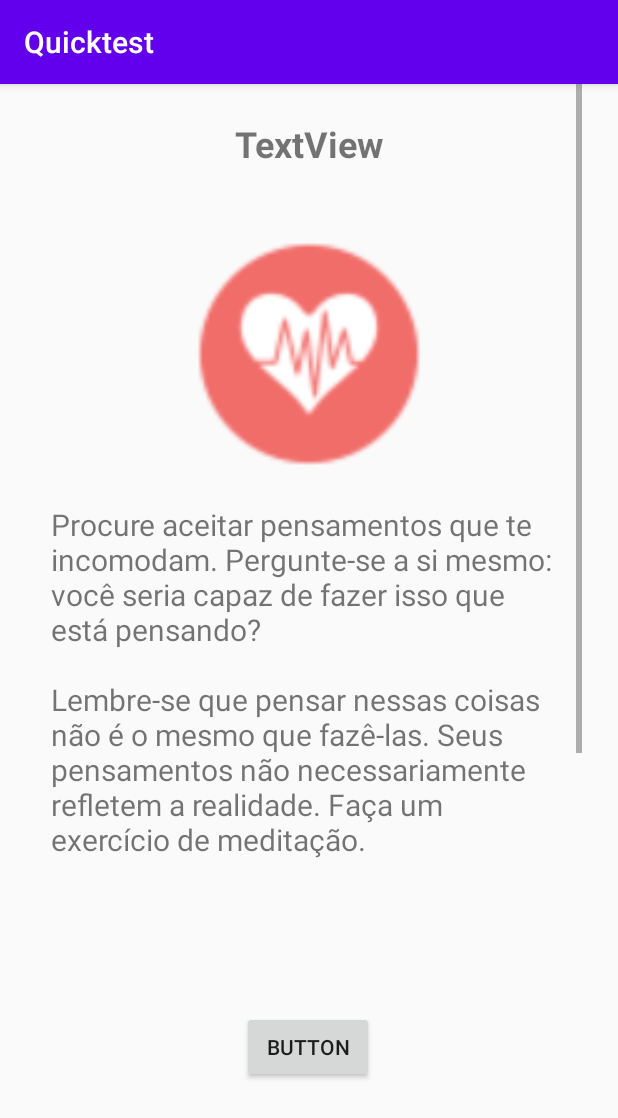
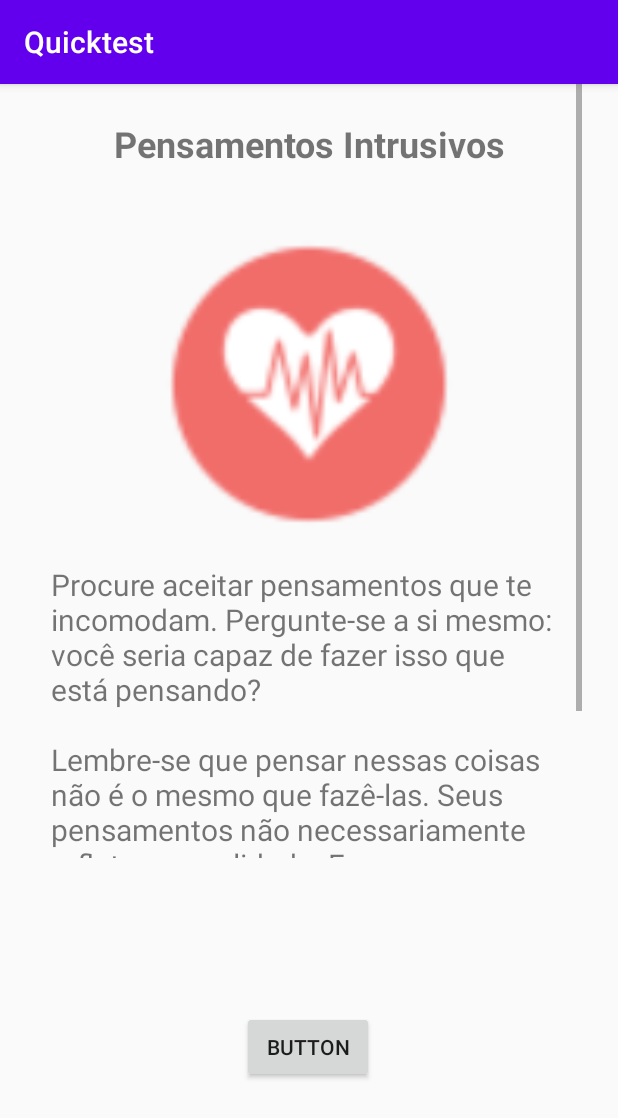
Before and after one commit to arturtres3/Apoio-Psicologico-IHC, an Android app: the HelpNowFirstPage screen opened directly, with no data from a screen before it, after a tap on "PRÓXIMO", on a phone screen of 412 x 824 dp. Shown: the top 1118 px of the screen. Run offline under Robolectric (Android 15) with nearby library versions, the phone set to English and light mode, and no system bars.

Commit message:
Conteudo da pagina de resultados

```diff
--- a/Quicktest/app/src/main/java/com/example/quicktest/HelpNowFirstPage.java
+++ b/Quicktest/app/src/main/java/com/example/quicktest/HelpNowFirstPage.java
@@ -6,7 +6,6 @@ import android.content.Intent;
 import android.os.Bundle;
 import android.widget.Button;
 import android.widget.SeekBar;
-import android.widget.Toast;
 
 public class HelpNowFirstPage extends AppCompatActivity {
 
@@ -33,8 +32,8 @@ public class HelpNowFirstPage extends AppCompatActivity {
             }
 
             public void onStopTrackingTouch(SeekBar seekBar) {
-                Toast.makeText(HelpNowFirstPage.this, "Seek bar progress is :" + progressChangedValue[0],
-                        Toast.LENGTH_SHORT).show();
+                /*Toast.makeText(HelpNowFirstPage.this, "Seek bar progress is :" + progressChangedValue[0],
+                        Toast.LENGTH_SHORT).show();*/
 
             }
         });
@@ -52,8 +51,8 @@ public class HelpNowFirstPage extends AppCompatActivity {
             }
 
             public void onStopTrackingTouch(SeekBar seekBar) {
-                Toast.makeText(HelpNowFirstPage.this, "Seek bar progress is :" + progressChangedValue[1],
-                        Toast.LENGTH_SHORT).show();
+                /*Toast.makeText(HelpNowFirstPage.this, "Seek bar progress is :" + progressChangedValue[1],
+                        Toast.LENGTH_SHORT).show();*/
 
             }
         });
@@ -72,14 +71,14 @@ public class HelpNowFirstPage extends AppCompatActivity {
             }
 
             public void onStopTrackingTouch(SeekBar seekBar) {
-                Toast.makeText(HelpNowFirstPage.this, "Seek bar progress is :" + progressChangedValue[2],
-                        Toast.LENGTH_SHORT).show();
+                /*Toast.makeText(HelpNowFirstPage.this, "Seek bar progress is :" + progressChangedValue[2],
+                        Toast.LENGTH_SHORT).show();*/
 
             }
         });
     }
 
-    private void pickValueSweatSeekBar() {
+    private void pickValueInsomniaSeekBar() {
         sweatSeekBar.setOnSeekBarChangeListener(new SeekBar.OnSeekBarChangeListener() {
 
             public void onProgressChanged(SeekBar seekBar, int progress, boolean fromUser) {
@@ -91,8 +90,8 @@ public class HelpNowFirstPage extends AppCompatActivity {
             }
 
             public void onStopTrackingTouch(SeekBar seekBar) {
-                Toast.makeText(HelpNowFirstPage.this, "Seek bar progress is :" + progressChangedValue[3],
-                        Toast.LENGTH_SHORT).show();
+                /*Toast.makeText(HelpNowFirstPage.this, "Seek bar progress is :" + progressChangedValue[3],
+                        Toast.LENGTH_SHORT).show();*/
 
             }
         });
@@ -111,8 +110,8 @@ public class HelpNowFirstPage extends AppCompatActivity {
             }
 
             public void onStopTrackingTouch(SeekBar seekBar) {
-                Toast.makeText(HelpNowFirstPage.this, "Seek bar progress is :" + progressChangedValue[4],
-                        Toast.LENGTH_SHORT).show();
+                /*Toast.makeText(HelpNowFirstPage.this, "Seek bar progress is :" + progressChangedValue[4],
+                        Toast.LENGTH_SHORT).show();*/
 
             }
         });
@@ -130,8 +129,8 @@ public class HelpNowFirstPage extends AppCompatActivity {
             }
 
             public void onStopTrackingTouch(SeekBar seekBar) {
-                Toast.makeText(HelpNowFirstPage.this, "Seek bar progress is :" + progressChangedValue[5],
-                        Toast.LENGTH_SHORT).show();
+                /*Toast.makeText(HelpNowFirstPage.this, "Seek bar progress is :" + progressChangedValue[5],
+                        Toast.LENGTH_SHORT).show();*/
 
             }
         });
@@ -145,7 +144,7 @@ public class HelpNowFirstPage extends AppCompatActivity {
         intrusiveThoughtsSeekBar = (SeekBar) findViewById(R.id.seekBarIntrThoughts);
         fearSeekBar = (SeekBar) findViewById(R.id.seekBarFear);
         chestSeekBar = (SeekBar) findViewById(R.id.seekBarChest);
-        sweatSeekBar = (SeekBar) findViewById(R.id.seekBarSweat);
+        sweatSeekBar = (SeekBar) findViewById(R.id.seekBarInsomnia);
         sadnessSeekBar = (SeekBar) findViewById(R.id.seekBarSadness);
         stressSeekBar = (SeekBar) findViewById(R.id.seekBarStress);
 
@@ -155,7 +154,7 @@ public class HelpNowFirstPage extends AppCompatActivity {
         pickValueIntrThoughtsSeekBar();
         pickValueFearSeekBar();
         pickValueChestSeekBar();
-        pickValueSweatSeekBar();
+        pickValueInsomniaSeekBar();
         pickValueSadnessSeekBar();
         pickValueStressSeekBar();
     }
@@ -164,6 +163,13 @@ public class HelpNowFirstPage extends AppCompatActivity {
         Intent display = new Intent(this, HelpNowResults.class);
 
         display.putExtra("values", progressChangedValue);
+        display.putExtra("pensamentos", progressChangedValue[0]);
+        display.putExtra("medo", progressChangedValue[1]);
+        display.putExtra("queima", progressChangedValue[2]);
+        display.putExtra("insonia", progressChangedValue[3]);
+        display.putExtra("tristeza", progressChangedValue[4]);
+        display.putExtra("estresse", progressChangedValue[5]);
+
 
         startActivity(display);
 
--- a/Quicktest/app/src/main/java/com/example/quicktest/HelpNowResults.java
+++ b/Quicktest/app/src/main/java/com/example/quicktest/HelpNowResults.java
@@ -2,22 +2,128 @@ package com.example.quicktest;
 
 import androidx.appcompat.app.AppCompatActivity;
 
+import android.graphics.drawable.Drawable;
 import android.os.Bundle;
+import android.widget.ImageView;
 import android.widget.TextView;
 import android.widget.Toast;
 
+import java.util.ArrayList;
+import java.util.List;
+
 public class HelpNowResults extends AppCompatActivity {
+
 
     @Override
     protected void onCreate(Bundle savedInstanceState) {
         super.onCreate(savedInstanceState);
         setContentView(R.layout.activity_help_now_results);
-        //TextView results = (TextView) findViewById(R.id.results);
 
         Bundle extras = getIntent().getExtras();
-        int[] resultados = extras.getIntArray("values");
+        int[] resultados;
+        resultados = extras.getIntArray("values");
+
         /*Toast.makeText(this,   "" + resultados[0] + resultados[1] + resultados[2]+ resultados[3]+ resultados[4] + resultados[5],
                 Toast.LENGTH_LONG).show();*/
 
+        List mostrar = criaMostrar(resultados);
+
+        displayInfo((Integer) mostrar.get(0));
+
     }
+
+    protected void displayInfo (int code) {
+        TextView titulo = (TextView) findViewById(R.id.tituloResultado);
+        TextView texto = (TextView) findViewById(R.id.textoResultado);
+        ImageView imagem = (ImageView) findViewById(R.id.imagemResultado);
+
+        //Drawable d = getResources().getDrawable(android.R.drawable.sunrise_fear);
+
+        switch(code)
+        {
+            case 0:
+                String mystring = getResources().getString(R.string.pensamentos_intrusivos_texto);
+                titulo.setText("Pensamentos Intrusivos");
+                texto.setText(mystring);
+                //imagem.setImageDrawable();
+                break;
+            case 1:
+                Drawable medo = this.getResources().getDrawable(R.drawable.sunrise_fear);
+                String mystring1 = getResources().getString(R.string.medo_texto);
+                titulo.setText("Medo");
+                texto.setText(mystring1);
+                imagem.setImageDrawable(medo);
+                break;
+            case 2:
+                Drawable folha = this.getResources().getDrawable(R.drawable.folha_chest);
+                String mystring2 = getResources().getString(R.string.queima_texto);
+                titulo.setText("Queimação no Peito");
+                texto.setText(mystring2);
+                imagem.setImageDrawable(folha);
+                break;
+            case 3:
+                Drawable paradise = this.getResources().getDrawable(R.drawable.paradise_insomnia);
+                String mystring3 = getResources().getString(R.string.insonia_texto);
+                titulo.setText("Insônia");
+                texto.setText(mystring3);
+                imagem.setImageDrawable(paradise);
+                break;
+            case 4:
+                Drawable seal = this.getResources().getDrawable(R.drawable.seal_sadness);
+                String mystring4 = getResources().getString(R.string.tristeza_texto);
+                titulo.setText("Tristeza");
+                texto.setText(mystring4);
+                imagem.setImageDrawable(seal);
+                break;
+            case 5:
+                Drawable cat = this.getResources().getDrawable(R.drawable.miau_stress);
+                String mystring5 = getResources().getString(R.string.estresse_texto);
+                titulo.setText("Estresse");
+                texto.setText(mystring5);
+                imagem.setImageDrawable(cat);
+                break;
+
+
+            default:
+
+        }
+
+    }
+
+
+
+    public int getIndexOfLargest( int[] array )
+    {
+        if ( array == null || array.length == 0 ) return -1; // null or empty
+
+        int largest = 0;
+        for ( int i = 1; i < array.length; i++ )
+        {
+            if ( array[i] > array[largest] ) largest = i;
+        }
+        return largest; // position of the first largest found
+    }
+
+    public List criaMostrar(int[] resultados){
+        int i;
+        List mostrar = new ArrayList();
+        for(i=0; i < resultados.length; i++){
+            if(resultados[i] >= 3){
+                mostrar.add(i);
+            }
+        }
+
+        if(mostrar.size() == 0){
+            mostrar.add(getIndexOfLargest(resultados));
+           // mostrar.add(1);
+        }
+
+        return mostrar;
+    }
+
+
+
+
+
+
 }
--- a/Quicktest/app/src/main/res/layout/activity_help_now_results.xml
+++ b/Quicktest/app/src/main/res/layout/activity_help_now_results.xml
@@ -20,7 +20,7 @@
             android:orientation="vertical">
 
             <TextView
-                android:id="@+id/textView45"
+                android:id="@+id/tituloResultado"
                 android:layout_width="match_parent"
                 android:layout_height="80dp"
                 android:gravity="center"
@@ -29,16 +29,16 @@
                 android:textStyle="bold" />
 
             <ImageView
-                android:id="@+id/imageView2"
-                android:layout_width="160dp"
-                android:layout_height="160dp"
+                android:id="@+id/imagemResultado"
+                android:layout_width="match_parent"
+                android:layout_height="200dp"
                 android:layout_gravity="center"
                 android:layout_marginTop="20dp"
                 android:layout_marginBottom="20dp"
                 app:srcCompat="@drawable/health_help2" />
 
             <TextView
-                android:id="@+id/textView46"
+                android:id="@+id/textoResultado"
                 android:layout_width="match_parent"
                 android:layout_height="wrap_content"
                 android:layout_marginLeft="10dp"
--- a/Quicktest/app/src/main/res/values/strings.xml
+++ b/Quicktest/app/src/main/res/values/strings.xml
@@ -9,10 +9,32 @@
     <string name="invalid_username">Not a valid username</string>
     <string name="invalid_password">Password must be >5 characters</string>
     <string name="login_failed">"Login failed"</string>
-    <string name="medo">"texto texto"</string>
     <string name="pensamentos_intrusivos_texto">"Procure aceitar pensamentos que te incomodam. Pergunte-se a si mesmo: você seria capaz de fazer isso que está pensando?
 
 Lembre-se que pensar nessas coisas não é o mesmo que fazê-las. Seus pensamentos não necessariamente refletem a realidade. Faça um exercício de meditação.
 
 Esse exercício poderá ajudar a clarear sua mente."</string>
+    <string name="medo_texto">"Mude a sua perspectiva sobre seu medo: Imagine-se como observador de alguém encarando o seu medo. Você está observando outra pessoa enfrentando o seu medo, enxergando a situação que te dá medo. Pense em como essa pessoa lidaria com a situação.
+Para facilitar essa tarefa, compartilhe seu medo com outras pessoas e converse sobre isso. Observe como elas reagem ao saber de seu medo. Assim, você pode aprender com a experiência de outras pessoas, e externalizar suas emoções."</string>
+    <string name="queima_texto">"Concentre-se em algum som que esteja por perto. Depois, vá se concentrando em outros sons, cada vez mais longe do que o som anterior.
+
+Combine isso com um exercício de respiração. Sugerimos este:
+1. Inspire pelo nariz, contando lentamente até quatro.
+2. Segure o ar nos pulmões, contando de novo até quatro.
+3. Expire lentamente pela boca, contando até quatro novamente.
+4. Mantenha-se sem ar por mais quatro segundos.
+Repita o processo. Quantas vezes precisar."</string>
+    <string name="insonia_texto">"Durante o dia, é importante praticar atividade física que te deixe realmente cansado de noite.
+Além disso, evitar cochilos durante o dia também ajuda.
+Por agora, escute essa música : https://www.youtube.com/watch?v=1ZYbU82GVz4
+Enquanto escuta a música, feche os olhos e concentre-se somente na música, nada mais."</string>
+    <string name="tristeza_texto">"Lembre-se de sua própria importância. Você é único no mundo, e há pessoas que te amam. Você é importante!
+Repita isso para si mesmo 5 vezes.
+Escreva em um papel, ou no próprio celular em algum bloco de notas, o que está te causando essa sensação. Assim, você pode colocar isso para fora.
+Confira aqui, neste link, como o ser humano pode ser incrível: https://www.youtube.com/channel/UCg8VTeeN4BglqmI1_CBlABg"</string>
+    <string name="estresse_texto">"Coloque os problemas de lado, só um pouco. Feche os olhos e respire fundo. Inspire o máximo de ar que puder, e expire lentamente. Concentre-se só na sua respiração, nada mais.
+Enquanto faz esse exercício, escute esta música : https://www.youtube.com/watch?v=UfcAVejslrU"</string>
+
+
+
 </resources>
```
Also changed, not shown: Quicktest/app/src/main/res/layout/activity_help_now_first_page.xml (+6 -6 lines), Quicktest/app/src/main/res/drawable/folha_chest.jpg (added), Quicktest/app/src/main/res/drawable/miau_stress.jpg (added), Quicktest/app/src/main/res/drawable/paradise_insomnia.jpg (added), Quicktest/app/src/main/res/drawable/seal_sadness.jpg (added), Quicktest/app/src/main/res/drawable/sunrise_fear.jpg (added).
